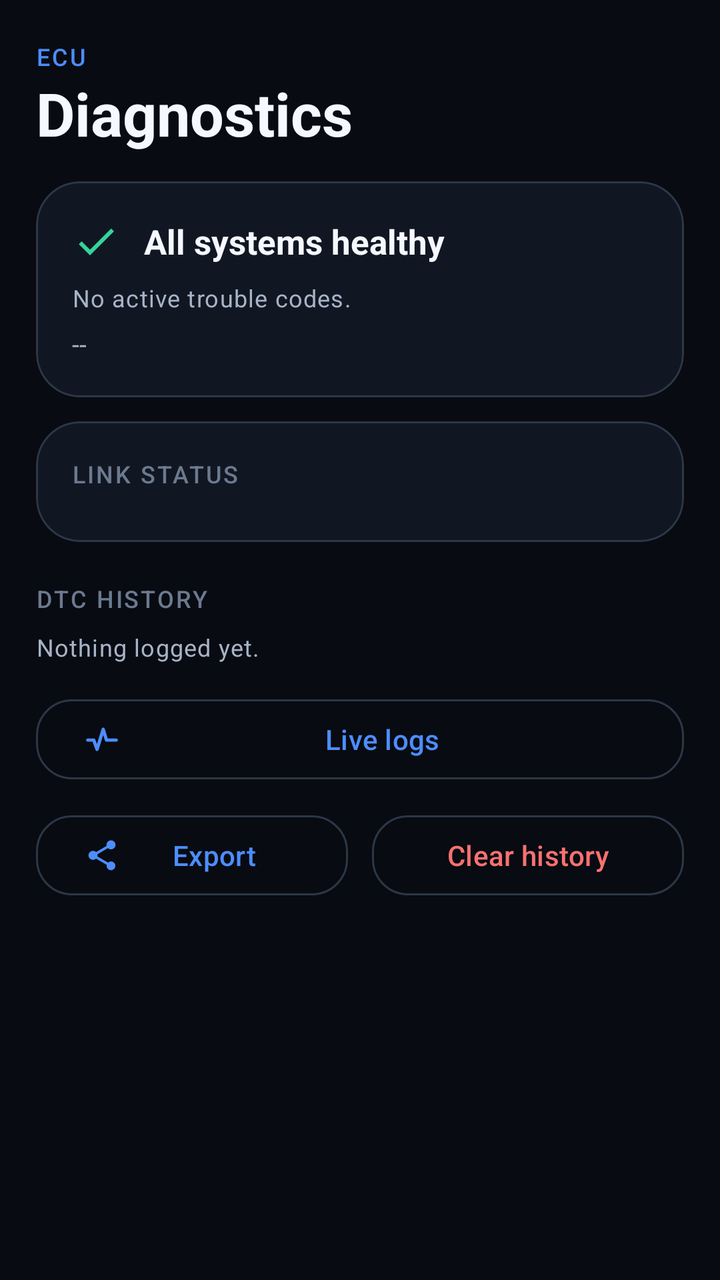
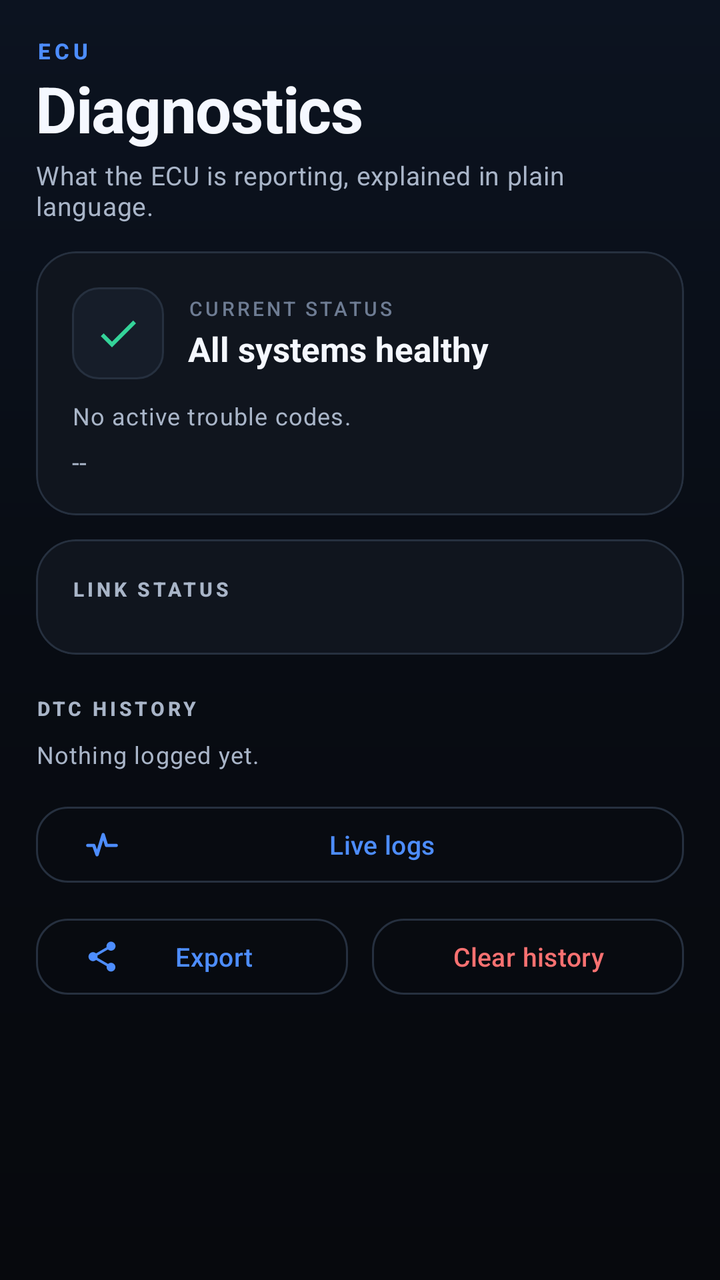

Two renders of the same Android screen: before a commit and after it. Below are the layout's source before the change and the commit's diff.
<!-- AndroidManifest.xml: application theme Theme.XsrCompanion -->
<!-- res/layout/fragment_diagnostics.xml -->
<?xml version="1.0" encoding="utf-8"?>
<ScrollView xmlns:android="http://schemas.android.com/apk/res/android"
    xmlns:app="http://schemas.android.com/apk/res-auto"
    android:layout_width="match_parent"
    android:layout_height="match_parent"
    android:background="@color/bg_dark"
    android:clipToPadding="false"
    android:fillViewport="true"
    android:scrollbars="none">

    <LinearLayout
        android:layout_width="match_parent"
        android:layout_height="wrap_content"
        android:orientation="vertical"
        android:paddingHorizontal="@dimen/screen_pad"
        android:paddingTop="20dp"
        android:paddingBottom="28dp">

        <TextView
            android:layout_width="match_parent"
            android:layout_height="wrap_content"
            android:text="ECU"
            android:textAppearance="@style/TextAppearance.Xsr.Label"
            android:textColor="@color/primary" />

        <TextView
            android:layout_width="match_parent"
            android:layout_height="wrap_content"
            android:text="Diagnostics"
            android:textColor="@color/text_primary"
            android:textSize="30sp"
            android:textStyle="bold" />

        
        <com.google.android.material.card.MaterialCardView
            android:id="@+id/cardDtc"
            style="@style/Widget.Xsr.Card"
            android:layout_width="match_parent"
            android:layout_height="wrap_content"
            android:layout_marginTop="14dp">

            <LinearLayout
                android:layout_width="match_parent"
                android:layout_height="wrap_content"
                android:orientation="vertical"
                android:padding="@dimen/card_pad">

                <LinearLayout
                    android:layout_width="match_parent"
                    android:layout_height="wrap_content"
                    android:gravity="center_vertical"
                    android:orientation="horizontal">

                    <ImageView
                        android:id="@+id/imgDtc"
                        android:layout_width="24dp"
                        android:layout_height="24dp"
                        android:contentDescription="Diagnostics status"
                        android:src="@drawable/ic_check" />

                    <TextView
                        android:id="@+id/tvDtcTitle"
                        android:layout_width="0dp"
                        android:layout_height="wrap_content"
                        android:layout_marginStart="12dp"
                        android:layout_weight="1"
                        android:text="All systems healthy"
                        android:textColor="@color/text_primary"
                        android:textSize="17sp"
                        android:textStyle="bold" />
                </LinearLayout>

                <TextView
                    android:id="@+id/tvDtcDesc"
                    android:layout_width="match_parent"
                    android:layout_height="wrap_content"
                    android:layout_marginTop="8dp"
                    android:text="No active trouble codes."
                    android:textAppearance="@style/TextAppearance.Xsr.Caption" />

                <TextView
                    android:id="@+id/tvDtcAction"
                    android:layout_width="match_parent"
                    android:layout_height="wrap_content"
                    android:layout_marginTop="6dp"
                    android:text="--"
                    android:textColor="@color/text_secondary"
                    android:textSize="13sp" />
            </LinearLayout>
        </com.google.android.material.card.MaterialCardView>

        
        <com.google.android.material.card.MaterialCardView
            style="@style/Widget.Xsr.Card"
            android:layout_width="match_parent"
            android:layout_height="wrap_content"
            android:layout_marginTop="@dimen/card_gap">

            <LinearLayout
                android:layout_width="match_parent"
                android:layout_height="wrap_content"
                android:orientation="vertical"
                android:padding="@dimen/card_pad">

                <TextView
                    android:layout_width="match_parent"
                    android:layout_height="wrap_content"
                    android:text="LINK STATUS"
                    android:textAppearance="@style/TextAppearance.Xsr.Label" />

                <LinearLayout
                    android:id="@+id/infoContainer"
                    android:layout_width="match_parent"
                    android:layout_height="wrap_content"
                    android:layout_marginTop="8dp"
                    android:orientation="vertical" />
            </LinearLayout>
        </com.google.android.material.card.MaterialCardView>

        <TextView
            android:layout_width="match_parent"
            android:layout_height="wrap_content"
            android:layout_marginTop="20dp"
            android:text="DTC HISTORY"
            android:textAppearance="@style/TextAppearance.Xsr.Label" />

        <TextView
            android:id="@+id/tvNoDtcHistory"
            android:layout_width="match_parent"
            android:layout_height="wrap_content"
            android:layout_marginTop="8dp"
            android:text="@string/empty_history"
            android:textAppearance="@style/TextAppearance.Xsr.Caption" />

        <LinearLayout
            android:id="@+id/dtcHistoryList"
            android:layout_width="match_parent"
            android:layout_height="wrap_content"
            android:orientation="vertical" />

        <com.google.android.material.button.MaterialButton
            android:id="@+id/btnLiveLogs"
            style="@style/Widget.Xsr.Button.Outlined"
            android:layout_width="match_parent"
            android:layout_height="wrap_content"
            android:layout_marginTop="14dp"
            android:text="@string/action_view_logs"
            app:icon="@drawable/ic_diagnostics"
            app:iconSize="18dp" />

        <LinearLayout
            android:layout_width="match_parent"
            android:layout_height="wrap_content"
            android:layout_marginTop="10dp"
            android:orientation="horizontal">

            <com.google.android.material.button.MaterialButton
                android:id="@+id/btnExportDiagnostics"
                style="@style/Widget.Xsr.Button.Outlined"
                android:layout_width="0dp"
                android:layout_height="wrap_content"
                android:layout_marginEnd="6dp"
                android:layout_weight="1"
                android:text="@string/action_export"
                app:icon="@drawable/ic_share"
                app:iconSize="18dp" />

            <com.google.android.material.button.MaterialButton
                android:id="@+id/btnClearDtc"
                style="@style/Widget.Xsr.Button.Outlined"
                android:layout_width="0dp"
                android:layout_height="wrap_content"
                android:layout_marginStart="6dp"
                android:layout_weight="1"
                android:text="Clear history"
                android:textColor="@color/accent_red" />
        </LinearLayout>
    </LinearLayout>
</ScrollView>
<!-- resources referenced by this layout -->
<resources>
  <color name="bg_dark">#080B11</color>
  <color name="text_secondary">#A7B3C7</color>
  <style name="TextAppearance.Xsr.Caption" parent="TextAppearance.Material3.BodySmall">
          <item name="android:textColor">@color/text_secondary</item>
      </style>
  <style name="TextAppearance.Xsr.Label" parent="TextAppearance.Material3.LabelMedium">
          <item name="android:textColor">@color/text_muted</item>
          <item name="android:letterSpacing">0.08</item>
          <item name="android:textAllCaps">true</item>
      </style>
  <style name="Widget.Xsr.Button.Outlined" parent="Widget.Material3.Button.OutlinedButton">
          <item name="cornerRadius">18dp</item>
          <item name="android:minHeight">48dp</item>
          <item name="android:textAllCaps">false</item>
      </style>
  <style name="Widget.Xsr.Card" parent="Widget.Material3.CardView.Filled">
          <item name="cardBackgroundColor">@color/surface</item>
          <item name="cardCornerRadius">22dp</item>
          <item name="cardElevation">0dp</item>
          <item name="strokeColor">@color/outline_color</item>
          <item name="strokeWidth">1dp</item>
          <item name="contentPadding">0dp</item>
      </style>
  <style name="Theme.XsrCompanion" parent="Theme.Material3.Dark.NoActionBar">
          <item name="colorPrimary">@color/primary</item>
          <item name="colorOnPrimary">@color/on_primary</item>
          <item name="colorPrimaryContainer">@color/primary_dim</item>
          <item name="colorOnPrimaryContainer">@color/text_primary</item>
          <item name="colorSecondary">@color/secondary</item>
          <item name="colorOnSecondary">@color/on_secondary</item>
          <item name="colorTertiary">@color/tertiary</item>
  
          <item name="android:colorBackground">@color/bg_dark</item>
          <item name="colorSurface">@color/surface</item>
          <item name="colorOnSurface">@color/text_primary</item>
          <item name="colorSurfaceVariant">@color/surface_variant</item>
          <item name="colorOnSurfaceVariant">@color/text_secondary</item>
          <item name="colorOutline">@color/outline_color</item>
          <item name="colorError">@color/accent_red</item>
  
          <item name="android:statusBarColor">@android:color/transparent</item>
          <item name="android:navigationBarColor">@android:color/transparent</item>
          <item name="android:windowLightStatusBar">false</item>
          <item name="android:windowLightNavigationBar">false</item>
          <item name="android:enforceStatusBarContrast">false</item>
          <item name="android:enforceNavigationBarContrast">false</item>
          <item name="android:windowBackground">@color/bg_dark</item>
  
          <item name="materialCardViewStyle">@style/Widget.Xsr.Card</item>
          <item name="materialButtonStyle">@style/Widget.Xsr.Button</item>
      </style>
  <color name="text_muted">#6C7A90</color>
  <color name="surface">#111722</color>
  <color name="outline_color">#2C3748</color>
  <color name="surface_variant">#1A2231</color>
  <style name="Widget.Xsr.Button" parent="Widget.Material3.Button">
          <item name="cornerRadius">18dp</item>
          <item name="android:minHeight">52dp</item>
          <item name="android:textAllCaps">false</item>
      </style>
  <!-- unchanged entries left out for length: 18 -->
</resources>

<!-- the commit's change to res/layout/fragment_diagnostics.xml (unified diff, before → after) -->
@@ -3,7 +3,7 @@
     xmlns:app="http://schemas.android.com/apk/res-auto"
     android:layout_width="match_parent"
     android:layout_height="match_parent"
-    android:background="@color/bg_dark"
+    android:background="@drawable/bg_app"
     android:clipToPadding="false"
     android:fillViewport="true"
     android:scrollbars="none">
@@ -13,23 +13,27 @@
         android:layout_height="wrap_content"
         android:orientation="vertical"
         android:paddingHorizontal="@dimen/screen_pad"
-        android:paddingTop="20dp"
+        android:paddingTop="18dp"
         android:paddingBottom="28dp">
 
         <TextView
             android:layout_width="match_parent"
             android:layout_height="wrap_content"
             android:text="ECU"
-            android:textAppearance="@style/TextAppearance.Xsr.Label"
-            android:textColor="@color/primary" />
+            android:textAppearance="@style/TextAppearance.Xsr.Eyebrow" />
 
         <TextView
             android:layout_width="match_parent"
             android:layout_height="wrap_content"
             android:text="Diagnostics"
-            android:textColor="@color/text_primary"
-            android:textSize="30sp"
-            android:textStyle="bold" />
+            android:textAppearance="@style/TextAppearance.Xsr.ScreenTitle" />
+
+        <TextView
+            android:layout_width="match_parent"
+            android:layout_height="wrap_content"
+            android:layout_marginTop="3dp"
+            android:text="@string/diagnostics_subtitle"
+            android:textAppearance="@style/TextAppearance.Xsr.ScreenSubtitle" />
 
         
         <com.google.android.material.card.MaterialCardView
@@ -51,30 +55,51 @@
                     android:gravity="center_vertical"
                     android:orientation="horizontal">
 
-                    <ImageView
-                        android:id="@+id/imgDtc"
-                        android:layout_width="24dp"
-                        android:layout_height="24dp"
-                        android:contentDescription="Diagnostics status"
-                        android:src="@drawable/ic_check" />
-
-                    <TextView
-                        android:id="@+id/tvDtcTitle"
+                    <FrameLayout
+                        android:layout_width="46dp"
+                        android:layout_height="46dp"
+                        android:background="@drawable/bg_icon_badge">
+
+                        <ImageView
+                            android:id="@+id/imgDtc"
+                            android:layout_width="24dp"
+                            android:layout_height="24dp"
+                            android:layout_gravity="center"
+                            android:contentDescription="Diagnostics status"
+                            android:src="@drawable/ic_check"
+                            app:tint="@color/accent_green" />
+                    </FrameLayout>
+
+                    <LinearLayout
                         android:layout_width="0dp"
                         android:layout_height="wrap_content"
                         android:layout_marginStart="12dp"
                         android:layout_weight="1"
-                        android:text="All systems healthy"
-                        android:textColor="@color/text_primary"
-                        android:textSize="17sp"
-                        android:textStyle="bold" />
+                        android:orientation="vertical">
+
+                        <TextView
+                            android:layout_width="wrap_content"
+                            android:layout_height="wrap_content"
+                            android:text="CURRENT STATUS"
+                            android:textAppearance="@style/TextAppearance.Xsr.Label" />
+
+                        <TextView
+                            android:id="@+id/tvDtcTitle"
+                            android:layout_width="match_parent"
+                            android:layout_height="wrap_content"
+                            android:layout_marginTop="2dp"
+                            android:text="All systems healthy"
+                            android:textColor="@color/text_primary"
+                            android:textSize="17sp"
+                            android:textStyle="bold" />
+                    </LinearLayout>
                 </LinearLayout>
 
                 <TextView
                     android:id="@+id/tvDtcDesc"
                     android:layout_width="match_parent"
                     android:layout_height="wrap_content"
-                    android:layout_marginTop="8dp"
+                    android:layout_marginTop="10dp"
                     android:text="No active trouble codes."
                     android:textAppearance="@style/TextAppearance.Xsr.Caption" />
 
@@ -106,7 +131,7 @@
                     android:layout_width="match_parent"
                     android:layout_height="wrap_content"
                     android:text="LINK STATUS"
-                    android:textAppearance="@style/TextAppearance.Xsr.Label" />
+                    android:textAppearance="@style/TextAppearance.Xsr.SectionLabel" />
 
                 <LinearLayout
                     android:id="@+id/infoContainer"
@@ -122,7 +147,7 @@
             android:layout_height="wrap_content"
             android:layout_marginTop="20dp"
             android:text="DTC HISTORY"
-            android:textAppearance="@style/TextAppearance.Xsr.Label" />
+            android:textAppearance="@style/TextAppearance.Xsr.SectionLabel" />
 
         <TextView
             android:id="@+id/tvNoDtcHistory"
<!-- resource entries referenced after the edit -->
@@ -1,27 +1,78 @@
 <!-- resources referenced by this layout -->
 <resources>
-  <color name="bg_dark">#080B11</color>
-  <color name="text_secondary">#A7B3C7</color>
+  <color name="bg_dark">#07090D</color>
+  <color name="text_secondary">#A9B5C8</color>
+  <!-- drawable bg_app (drawable) -->
+  <?xml version="1.0" encoding="utf-8"?>
+  <shape xmlns:android="http://schemas.android.com/apk/res/android"
+      android:shape="rectangle">
+      <gradient
+          android:angle="270"
+          android:centerColor="#080C13"
+          android:endColor="#07090D"
+          android:startColor="#0C1320" />
+  </shape>
+  <!-- drawable bg_icon_badge (drawable) -->
+  <?xml version="1.0" encoding="utf-8"?>
+  <shape xmlns:android="http://schemas.android.com/apk/res/android"
+      android:shape="rectangle">
+      <solid android:color="@color/surface_variant" />
+      <corners android:radius="13dp" />
+      <stroke
+          android:width="1dp"
+          android:color="@color/outline" />
+  </shape>
+  <string name="diagnostics_subtitle">What the ECU is reporting, explained in plain language.</string>
   <style name="TextAppearance.Xsr.Caption" parent="TextAppearance.Material3.BodySmall">
           <item name="android:textColor">@color/text_secondary</item>
+          <item name="android:lineSpacingExtra">2dp</item>
+      </style>
+  <style name="TextAppearance.Xsr.Eyebrow" parent="TextAppearance.Material3.LabelMedium">
+          <item name="android:textColor">@color/primary</item>
+          <item name="android:textSize">11sp</item>
+          <item name="android:textStyle">bold</item>
+          <item name="android:letterSpacing">0.18</item>
+          <item name="android:textAllCaps">true</item>
       </style>
   <style name="TextAppearance.Xsr.Label" parent="TextAppearance.Material3.LabelMedium">
           <item name="android:textColor">@color/text_muted</item>
-          <item name="android:letterSpacing">0.08</item>
+          <item name="android:textSize">10sp</item>
+          <item name="android:letterSpacing">0.14</item>
+          <item name="android:textAllCaps">true</item>
+      </style>
+  <style name="TextAppearance.Xsr.ScreenSubtitle" parent="TextAppearance.Material3.BodyMedium">
+          <item name="android:textColor">@color/text_secondary</item>
+          <item name="android:textSize">13sp</item>
+          <item name="android:lineSpacingExtra">2dp</item>
+      </style>
+  <style name="TextAppearance.Xsr.ScreenTitle" parent="TextAppearance.Material3.HeadlineSmall">
+          <item name="android:textColor">@color/text_primary</item>
+          <item name="android:textSize">32sp</item>
+          <item name="android:textStyle">bold</item>
+          <item name="android:letterSpacing">-0.015</item>
+      </style>
+  <style name="TextAppearance.Xsr.SectionLabel" parent="TextAppearance.Material3.LabelMedium">
+          <item name="android:textColor">@color/text_secondary</item>
+          <item name="android:textSize">10sp</item>
+          <item name="android:letterSpacing">0.16</item>
+          <item name="android:textStyle">bold</item>
           <item name="android:textAllCaps">true</item>
       </style>
   <style name="Widget.Xsr.Button.Outlined" parent="Widget.Material3.Button.OutlinedButton">
-          <item name="cornerRadius">18dp</item>
-          <item name="android:minHeight">48dp</item>
+          <item name="cornerRadius">16dp</item>
+          <item name="android:minHeight">46dp</item>
           <item name="android:textAllCaps">false</item>
+          <item name="android:textSize">13sp</item>
+          <item name="strokeColor">@color/outline</item>
       </style>
   <style name="Widget.Xsr.Card" parent="Widget.Material3.CardView.Filled">
           <item name="cardBackgroundColor">@color/surface</item>
-          <item name="cardCornerRadius">22dp</item>
+          <item name="cardCornerRadius">20dp</item>
           <item name="cardElevation">0dp</item>
           <item name="strokeColor">@color/outline_color</item>
           <item name="strokeWidth">1dp</item>
           <item name="contentPadding">0dp</item>
+          <item name="rippleColor">@color/ripple</item>
       </style>
   <style name="Theme.XsrCompanion" parent="Theme.Material3.Dark.NoActionBar">
           <item name="colorPrimary">@color/primary</item>
@@ -46,19 +97,35 @@
           <item name="android:windowLightNavigationBar">false</item>
           <item name="android:enforceStatusBarContrast">false</item>
           <item name="android:enforceNavigationBarContrast">false</item>
-          <item name="android:windowBackground">@color/bg_dark</item>
+          <item name="android:windowBackground">@drawable/bg_app</item>
   
           <item name="materialCardViewStyle">@style/Widget.Xsr.Card</item>
           <item name="materialButtonStyle">@style/Widget.Xsr.Button</item>
+          <item name="materialAlertDialogTheme">@style/ThemeOverlay.Xsr.Dialog</item>
       </style>
-  <color name="text_muted">#6C7A90</color>
-  <color name="surface">#111722</color>
-  <color name="outline_color">#2C3748</color>
-  <color name="surface_variant">#1A2231</color>
+  <color name="text_muted">#6E7C93</color>
+  <color name="surface">#10151E</color>
+  <color name="outline_color">#26303F</color>
+  <color name="ripple">#24FFFFFF</color>
+  <color name="surface_variant">#161D29</color>
+  <color name="outline">#26303F</color>
   <style name="Widget.Xsr.Button" parent="Widget.Material3.Button">
-          <item name="cornerRadius">18dp</item>
-          <item name="android:minHeight">52dp</item>
+          <item name="cornerRadius">16dp</item>
+          <item name="android:minHeight">48dp</item>
           <item name="android:textAllCaps">false</item>
+          <item name="android:textSize">14sp</item>
+          <item name="android:letterSpacing">0.01</item>
+          <item name="iconPadding">8dp</item>
+      </style>
+  <style name="ThemeOverlay.Xsr.Dialog" parent="ThemeOverlay.Material3.MaterialAlertDialog">
+          <item name="colorSurface">@color/surface</item>
+          <item name="colorSurfaceContainerHigh">@color/surface</item>
+          <item name="colorOnSurface">@color/text_primary</item>
+          <item name="shapeAppearanceOverlay">@style/ShapeAppearanceOverlay.Xsr.Dialog</item>
+      </style>
+  <style name="ShapeAppearanceOverlay.Xsr.Dialog" parent="">
+          <item name="cornerFamily">rounded</item>
+          <item name="cornerSize">24dp</item>
       </style>
   <!-- unchanged entries left out for length: 18 -->
 </resources>
